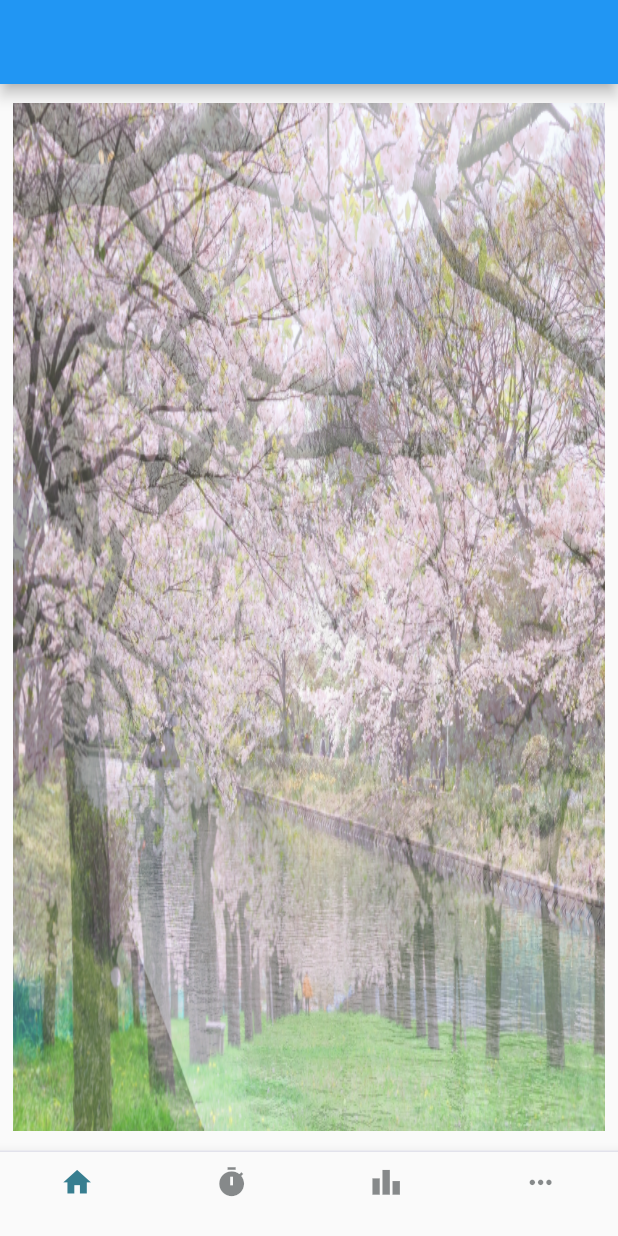
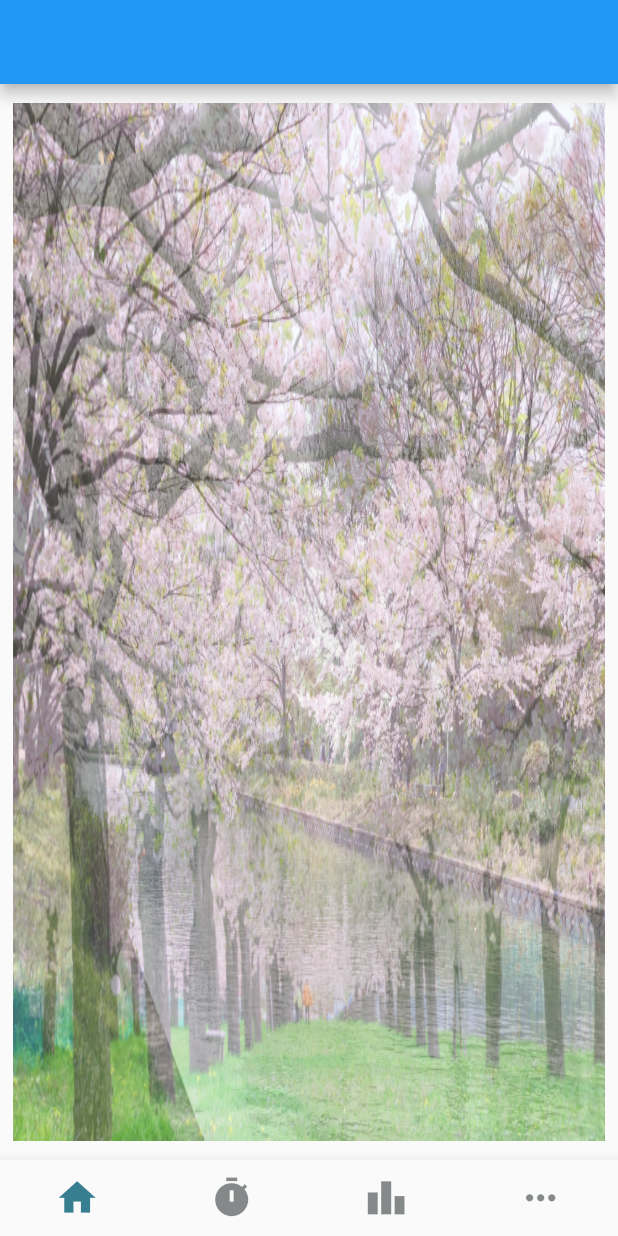
Before and after one commit to Issei-Hiramatsu/sakura-simulation, a Flutter app: the screen it shows after launch, on a phone screen of 412 x 824 dp. Run offline on Flutter 3.47's test engine with Material 2 defaults, Android fonts, the phone set to English and light mode, and no system bars; our stand-ins replace flutter_hooks, flutter_screenutil, freezed_annotation, hooks_riverpod.

Commit message:
update: bottom_navigation change size

```diff
--- a/mobile/lib/component/shared/single/bottom_navigation/bottom_navigation.dart
+++ b/mobile/lib/component/shared/single/bottom_navigation/bottom_navigation.dart
@@ -9,36 +9,39 @@ class BottomNavigation extends StatelessWidget {
     required this.currentIndex,
     required this.onTap,
   });
-
   final int currentIndex;
   final Function(int) onTap;
   @override
   Widget build(BuildContext context) {
     return Container(
-      decoration: const BoxDecoration(
-        border: Border(top: BorderSide(color: borderHighEmphasis, width: 1.0)),
-      ),
+      height: 48.sp,
+      // decoration: const BoxDecoration(
+      //   border: Border(top: BorderSide(color: borderHighEmphasis, width: 1.0)),
+      // ),
       child: BottomNavigationBar(
         type: BottomNavigationBarType.fixed,
         selectedItemColor: primary,
         unselectedItemColor: lowEmphasis.withOpacity(0.5),
+        //labelをnullにすることはできないので
+        selectedFontSize: 0,
+        unselectedFontSize: 0,
         currentIndex: currentIndex,
         onTap: onTap,
         items: [
           BottomNavigationBarItem(
-            icon: Icon(Icons.home, size: 21.sp),
+            icon: Icon(Icons.home, size: 28.sp),
             label: '',
           ),
           BottomNavigationBarItem(
-            icon: Icon(Icons.timer, size: 21.sp),
+            icon: Icon(Icons.timer, size: 28.sp),
             label: '',
           ),
           BottomNavigationBarItem(
-            icon: Icon(Icons.leaderboard, size: 21.sp),
+            icon: Icon(Icons.leaderboard, size: 28.sp),
             label: '',
           ),
           BottomNavigationBarItem(
-            icon: Icon(Icons.more_horiz, size: 21.sp),
+            icon: Icon(Icons.more_horiz, size: 28.sp),
             label: '',
           ),
         ],
--- a/mobile/lib/page/home/home_page.dart
+++ b/mobile/lib/page/home/home_page.dart
@@ -1,7 +1,6 @@
 import 'package:flutter/material.dart';
 
 import '../../component/local/home_page/body/simulation_screen/simulation_screen.dart';
-import '../../component/shared/single/bottom_navigation/bottom_navigation.dart';
 
 class HomePage extends StatelessWidget {
   const HomePage({super.key});
--- a/mobile/lib/page/todo_and_timer_page/todo_and_timer_page.dart
+++ b/mobile/lib/page/todo_and_timer_page/todo_and_timer_page.dart
@@ -1,8 +1,7 @@
 import 'package:flutter/material.dart';
-import 'package:sakura_simulation/component/local/todo_and_timer_app/custom_tab_bar/custom_tab_bar.dart';
-import 'package:sakura_simulation/component/shared/single/bottom_navigation/bottom_navigation.dart';
-import 'package:sakura_simulation/page/todo_and_timer_page/elements/timer_app/timer_app_page.dart';
 
+import '../../component/local/todo_and_timer_app/custom_tab_bar/custom_tab_bar.dart';
+import 'elements/timer_app/timer_app_page.dart';
 import 'elements/todo_app/todo_app_page.dart';
 
 class TodoAndTimerPage extends StatelessWidget {
```
